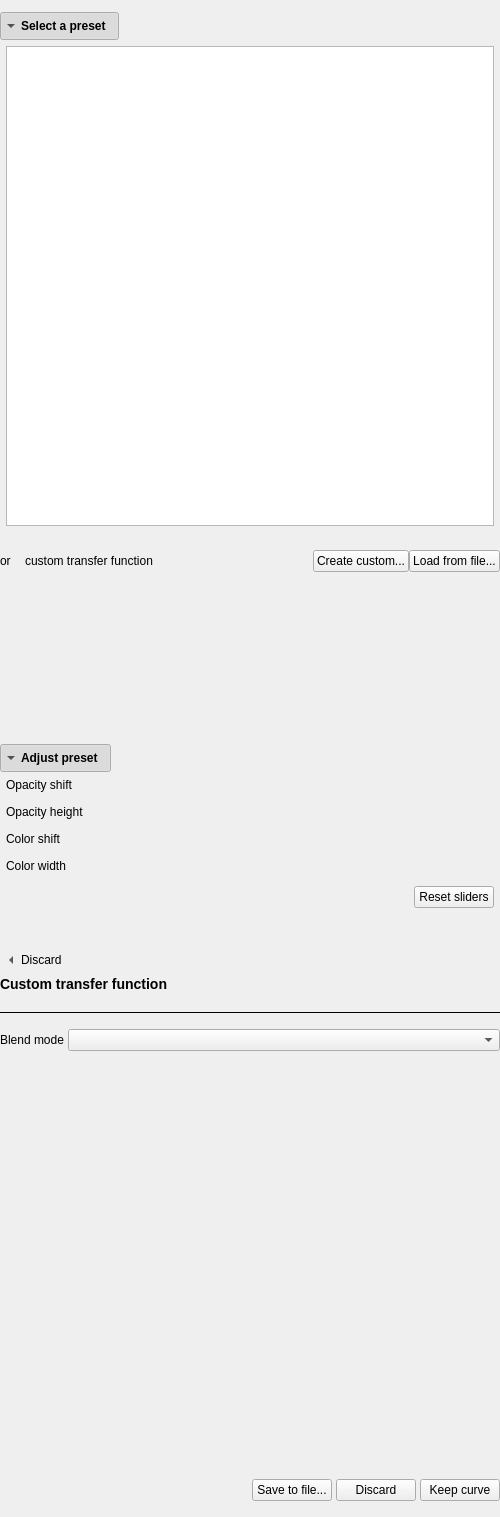
Above: Modules/VolumeVisualizationUI/src/QmitkVolumeTransferFunctionEditorControls.ui from MITK/MITK before the change. Below: the same form after it.
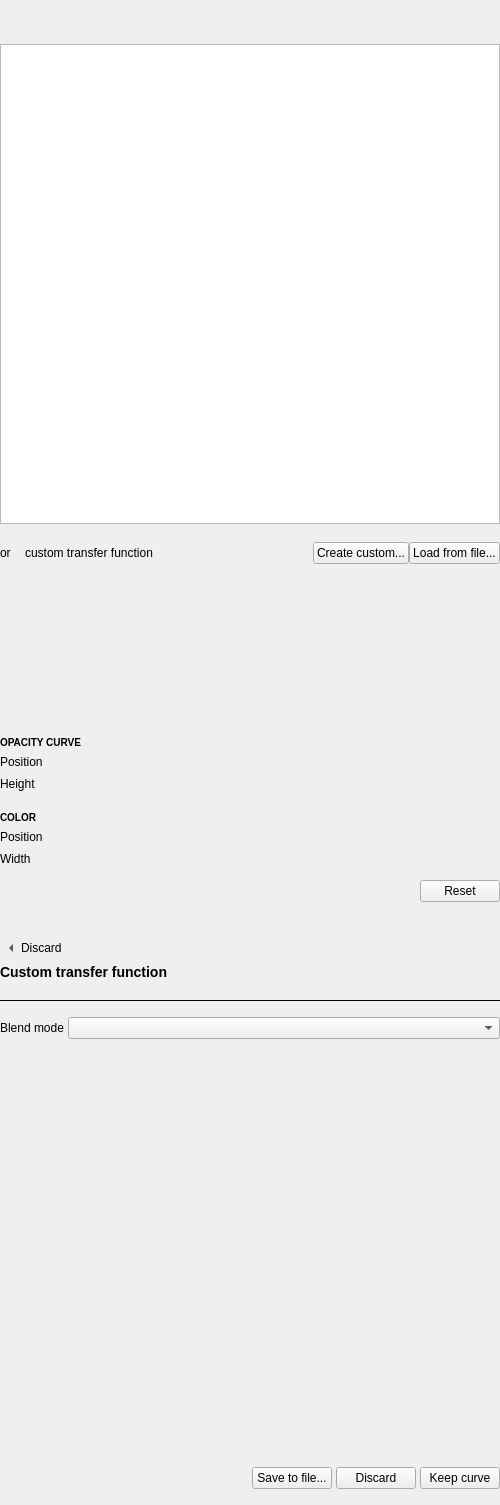
That is the form after the change. Custom widgets are drawn as their Qt base class.

Commit message: Fine-tune the volume visualization panel

```diff
--- a/Modules/VolumeVisualizationUI/src/QmitkVolumeTransferFunctionEditorControls.ui
+++ b/Modules/VolumeVisualizationUI/src/QmitkVolumeTransferFunctionEditorControls.ui
@@ -51,51 +51,9 @@
        <number>16</number>
       </property>
       <item>
-       <layout class="QHBoxLayout" name="presetHeaderLayout">
-        <item alignment="Qt::AlignLeft">
-         <widget class="QToolButton" name="presetExpandButton">
-          <property name="sizePolicy">
-           <sizepolicy hsizetype="Expanding" vsizetype="Fixed">
-            <horstretch>0</horstretch>
-            <verstretch>0</verstretch>
-           </sizepolicy>
-          </property>
-          <property name="minimumSize">
-           <size>
-            <width>0</width>
-            <height>28</height>
-           </size>
-          </property>
-          <property name="font">
-           <font>
-            <bold>true</bold>
-           </font>
-          </property>
-          <property name="text">
-           <string>Select a preset</string>
-          </property>
-          <property name="iconSize">
-           <size>
-            <width>16</width>
-            <height>16</height>
-           </size>
-          </property>
-          <property name="checkable">
-           <bool>true</bool>
-          </property>
-          <property name="checked">
-           <bool>true</bool>
-          </property>
-          <property name="toolButtonStyle">
-           <enum>Qt::ToolButtonStyle::ToolButtonTextBesideIcon</enum>
-          </property>
-          <property name="arrowType">
-           <enum>Qt::ArrowType::DownArrow</enum>
-          </property>
-         </widget>
-        </item>
+       <layout class="QHBoxLayout" name="presetViewModeLayout">
         <item>
-         <spacer name="presetHeaderSpacer">
+         <spacer name="presetViewModeSpacer">
           <property name="orientation">
            <enum>Qt::Orientation::Horizontal</enum>
           </property>
@@ -111,14 +69,14 @@
          <widget class="QToolButton" name="presetViewModeButton">
           <property name="minimumSize">
            <size>
-            <width>28</width>
-            <height>28</height>
+            <width>32</width>
+            <height>32</height>
            </size>
           </property>
           <property name="iconSize">
            <size>
-            <width>16</width>
-            <height>16</height>
+            <width>24</width>
+            <height>24</height>
            </size>
           </property>
           <property name="autoRaise">
@@ -129,37 +87,19 @@
        </layout>
       </item>
       <item>
-       <widget class="QWidget" name="presetPanel" native="true">
-        <layout class="QVBoxLayout" name="presetPanelLayout">
-         <property name="leftMargin">
-          <number>6</number>
-         </property>
-         <property name="topMargin">
-          <number>6</number>
-         </property>
-         <property name="rightMargin">
-          <number>6</number>
-         </property>
-         <property name="bottomMargin">
-          <number>6</number>
-         </property>
-         <item>
-          <widget class="QListWidget" name="presetListWidget">
-           <property name="minimumSize">
-            <size>
-             <width>0</width>
-             <height>480</height>
-            </size>
-           </property>
-           <property name="maximumSize">
-            <size>
-             <width>16777215</width>
-             <height>640</height>
-            </size>
-           </property>
-          </widget>
-         </item>
-        </layout>
+       <widget class="QListWidget" name="presetListWidget">
+        <property name="minimumSize">
+         <size>
+          <width>0</width>
+          <height>480</height>
+         </size>
+        </property>
+        <property name="maximumSize">
+         <size>
+          <width>16777215</width>
+          <height>640</height>
+         </size>
+        </property>
        </widget>
       </item>
       <item>
@@ -293,48 +233,6 @@
         </property>
        </spacer>
       </item>
-      <item alignment="Qt::AlignLeft">
-       <widget class="QToolButton" name="adjustPresetExpandButton">
-        <property name="sizePolicy">
-         <sizepolicy hsizetype="Expanding" vsizetype="Fixed">
-          <horstretch>0</horstretch>
-          <verstretch>0</verstretch>
-         </sizepolicy>
-        </property>
-        <property name="minimumSize">
-         <size>
-          <width>0</width>
-          <height>28</height>
-         </size>
-        </property>
-        <property name="font">
-         <font>
-          <bold>true</bold>
-         </font>
-        </property>
-        <property name="text">
-         <string>Adjust preset</string>
-        </property>
-        <property name="iconSize">
-         <size>
-          <width>16</width>
-          <height>16</height>
-         </size>
-        </property>
-        <property name="checkable">
-         <bool>true</bool>
-        </property>
-        <property name="checked">
-         <bool>true</bool>
-        </property>
-        <property name="toolButtonStyle">
-         <enum>Qt::ToolButtonStyle::ToolButtonTextBesideIcon</enum>
-        </property>
-        <property name="arrowType">
-         <enum>Qt::ArrowType::DownArrow</enum>
-        </property>
-       </widget>
-      </item>
       <item>
        <widget class="QWidget" name="adjustPresetPanel" native="true">
         <property name="sizePolicy">
@@ -343,64 +241,144 @@
           <verstretch>0</verstretch>
          </sizepolicy>
         </property>
-        <layout class="QGridLayout" name="adjustPresetLayout" columnstretch="0,100">
+        <layout class="QVBoxLayout" name="adjustPresetLayout">
+         <property name="spacing">
+          <number>6</number>
+         </property>
          <property name="leftMargin">
-          <number>6</number>
+          <number>0</number>
          </property>
          <property name="topMargin">
-          <number>6</number>
+          <number>0</number>
          </property>
          <property name="rightMargin">
-          <number>6</number>
+          <number>0</number>
          </property>
          <property name="bottomMargin">
-          <number>6</number>
+          <number>0</number>
          </property>
-         <property name="verticalSpacing">
-          <number>13</number>
-         </property>
-         <item row="0" column="0">
-          <widget class="QLabel" name="opacityShiftLabel">
+         <item>
+          <widget class="QLabel" name="opacityGroupLabel">
+           <property name="textFormat">
+            <enum>Qt::TextFormat::RichText</enum>
+           </property>
            <property name="text">
-            <string>Opacity shift</string>
+            <string>&lt;small&gt;&lt;b&gt;OPACITY CURVE&lt;/b&gt;&lt;/small&gt;</string>
            </property>
           </widget>
          </item>
-         <item row="0" column="1">
-          <widget class="ctkDoubleSlider" name="opacityShiftSlider" native="true"/>
+         <item>
+          <layout class="QVBoxLayout" name="opacityShiftRow">
+           <property name="spacing">
+            <number>2</number>
+           </property>
+           <item>
+            <widget class="QLabel" name="opacityShiftLabel">
+             <property name="text">
+              <string>Position</string>
+             </property>
+            </widget>
+           </item>
+           <item>
+            <widget class="ctkDoubleSlider" name="opacityShiftSlider" native="true"/>
+           </item>
+          </layout>
          </item>
-         <item row="1" column="0">
-          <widget class="QLabel" name="opacityHeightLabel">
-           <property name="text">
-            <string>Opacity height</string>
+         <item>
+          <layout class="QVBoxLayout" name="opacityHeightRow">
+           <property name="spacing">
+            <number>2</number>
            </property>
-          </widget>
+           <item>
+            <widget class="QLabel" name="opacityHeightLabel">
+             <property name="text">
+              <string>Height</string>
+             </property>
+            </widget>
+           </item>
+           <item>
+            <widget class="ctkDoubleSlider" name="opacityHeightSlider" native="true"/>
+           </item>
+          </layout>
          </item>
-         <item row="1" column="1">
-          <widget class="ctkDoubleSlider" name="opacityHeightSlider" native="true"/>
+         <item>
+          <spacer name="colorGroupSpacerAbove">
+           <property name="orientation">
+            <enum>Qt::Orientation::Vertical</enum>
+           </property>
+           <property name="sizeType">
+            <enum>QSizePolicy::Policy::Fixed</enum>
+           </property>
+           <property name="sizeHint" stdset="0">
+            <size>
+             <width>20</width>
+             <height>12</height>
+            </size>
+           </property>
+          </spacer>
          </item>
-         <item row="2" column="0">
-          <widget class="QLabel" name="colorShiftLabel">
+         <item>
+          <widget class="QLabel" name="colorGroupLabel">
+           <property name="textFormat">
+            <enum>Qt::TextFormat::RichText</enum>
+           </property>
            <property name="text">
-            <string>Color shift</string>
+            <string>&lt;small&gt;&lt;b&gt;COLOR&lt;/b&gt;&lt;/small&gt;</string>
            </property>
           </widget>
          </item>
-         <item row="2" column="1">
-          <widget class="ctkDoubleSlider" name="colorShiftSlider" native="true"/>
+         <item>
+          <layout class="QVBoxLayout" name="colorShiftRow">
+           <property name="spacing">
+            <number>2</number>
+           </property>
+           <item>
+            <widget class="QLabel" name="colorShiftLabel">
+             <property name="text">
+              <string>Position</string>
+             </property>
+            </widget>
+           </item>
+           <item>
+            <widget class="ctkDoubleSlider" name="colorShiftSlider" native="true"/>
+           </item>
+          </layout>
          </item>
-         <item row="3" column="0">
-          <widget class="QLabel" name="colorWidthLabel">
-           <property name="text">
-            <string>Color width</string>
+         <item>
+          <layout class="QVBoxLayout" name="colorWidthRow">
+           <property name="spacing">
+            <number>2</number>
            </property>
-          </widget>
+           <item>
+            <widget class="QLabel" name="colorWidthLabel">
+             <property name="text">
+              <string>Width</string>
+             </property>
+            </widget>
+           </item>
+           <item>
+            <widget class="ctkDoubleSlider" name="colorWidthSlider" native="true"/>
+           </item>
+          </layout>
          </item>
-         <item row="3" column="1">
-          <widget class="ctkDoubleSlider" name="colorWidthSlider" native="true"/>
+         <item>
+          <spacer name="resetSpacerAbove">
+           <property name="orientation">
+            <enum>Qt::Orientation::Vertical</enum>
+           </property>
+           <property name="sizeType">
+            <enum>QSizePolicy::Policy::Fixed</enum>
+           </property>
+           <property name="sizeHint" stdset="0">
+            <size>
+             <width>20</width>
+             <height>6</height>
+            </size>
+           </property>
+          </spacer>
          </item>
-         <item row="4" column="1">
-          <layout class="QHBoxLayout" name="horizontalLayout_2">
+         <item>
+          <layout class="QHBoxLayout" name="resetRowLayout">
            <item>
             <spacer name="horizontalSpacer_2">
              <property name="orientation">
@@ -417,7 +395,7 @@
            <item>
             <widget class="QPushButton" name="resetTfButton">
              <property name="text">
-              <string>Reset sliders</string>
+              <string>Reset</string>
              </property>
             </widget>
            </item>
```
Left out of the diff: 2 changed lines with no effect on the pictures. The commit also changes 6 other files.
